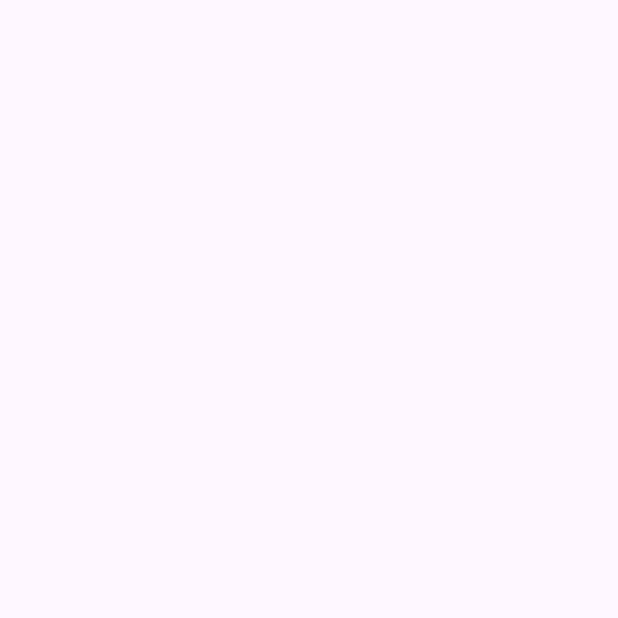
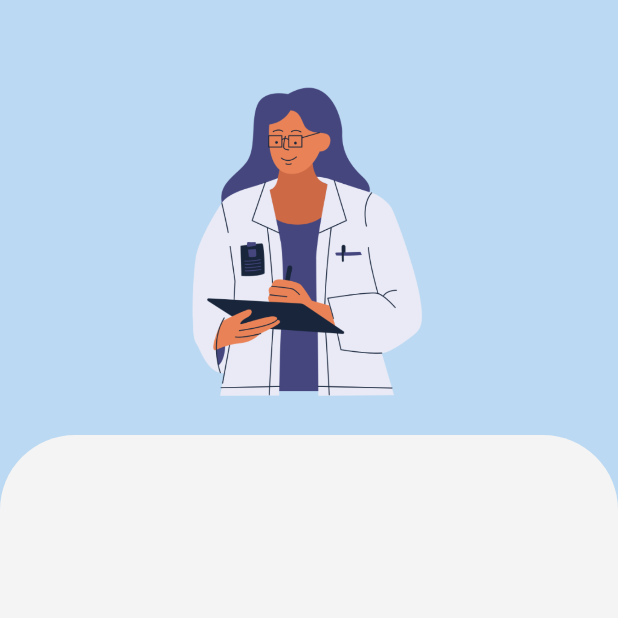
Before and after one commit to AlexGameDev07/AlexGameDev07-appMedival, an Android app: the ActivityDetallesPacientes screen opened directly, with no data from a screen before it, on a phone screen of 412 x 824 dp, the top half of it. Before the commit the part shown is empty. Run offline under Robolectric (Android 15) with nearby library versions, the light colour scheme and no system bars.

Commit message:
mas Diseños

```diff
--- /dev/null
+++ b/app/src/main/res/drawable/detalle_pa.xml
@@ -0,0 +1,10 @@
+<?xml version="1.0" encoding="utf-8"?>
+<shape xmlns:android="http://schemas.android.com/apk/res/android"
+    android:shape="rectangle">
+    <solid android:color="#F4F4F4"/> <!-- Cambia el color del cuadrado aquí -->
+    <corners
+        android:topLeftRadius="50dp"
+        android:topRightRadius="50dp"
+        android:bottomLeftRadius="0dp"
+        android:bottomRightRadius="0dp"/>
+</shape>
--- a/app/src/main/res/layout/activity_detalles_pacientes.xml
+++ b/app/src/main/res/layout/activity_detalles_pacientes.xml
@@ -5,6 +5,49 @@
     android:id="@+id/main"
     android:layout_width="match_parent"
     android:layout_height="match_parent"
+    android:background="#BBD9F2"
     tools:context=".ActivityDetallesPacientes">
 
+    <ImageView
+        android:id="@+id/imageView4"
+        android:layout_width="412dp"
+        android:layout_height="534dp"
+        app:layout_constraintBottom_toBottomOf="parent"
+        app:layout_constraintEnd_toEndOf="parent"
+        app:layout_constraintHorizontal_bias="0.0"
+        app:layout_constraintStart_toStartOf="parent"
+        app:layout_constraintTop_toTopOf="parent"
+        app:layout_constraintVertical_bias="1.0"
+        app:srcCompat="@drawable/detalle_pa" />
+
+    <ImageView
+        android:id="@+id/imageView7"
+        android:layout_width="224dp"
+        android:layout_height="264dp"
+        app:layout_constraintBottom_toBottomOf="parent"
+        app:layout_constraintEnd_toEndOf="parent"
+        app:layout_constraintHorizontal_bias="0.497"
+        app:layout_constraintStart_toStartOf="parent"
+        app:layout_constraintTop_toTopOf="parent"
+        app:layout_constraintVertical_bias="0.0"
+        app:srcCompat="@drawable/doctora" />
+
+    <LinearLayout
+        android:layout_width="match_parent"
+        android:layout_height="wrap_content"
+        android:orientation="vertical"
+        tools:layout_editor_absoluteX="15dp"
+        tools:layout_editor_absoluteY="277dp" >
+
+        <ScrollView
+            android:layout_width="match_parent"
+            android:layout_height="match_parent">
+
+            <LinearLayout
+                android:layout_width="match_parent"
+                android:layout_height="wrap_content"
+                android:orientation="vertical" />
+        </ScrollView>
+    </LinearLayout>
+
 </androidx.constraintlayout.widget.ConstraintLayout>
```
Also changed, not shown: app/src/main/res/drawable/doctora.png (added).
